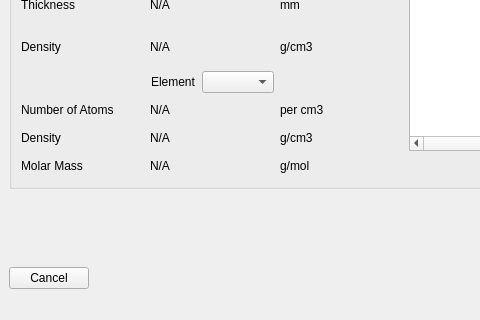
The window that ui/ui_resonance_imaging_layers_input.ui (neutronimaging/python_notebooks) describes before a commit, drawn with Qt 5; both pictures show x 0 to 480 and y 402 to 722 of the 812 by 722 pixel window.
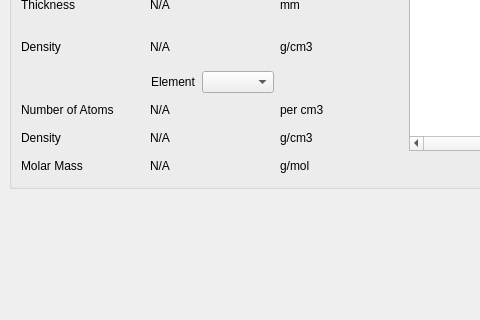
The same window after the commit.

```diff
--- a/ui/ui_resonance_imaging_layers_input.ui
+++ b/ui/ui_resonance_imaging_layers_input.ui
@@ -506,13 +506,6 @@
       </item>
       <item>
        <layout class="QHBoxLayout" name="horizontalLayout_7">
-        <item>
-         <widget class="QPushButton" name="cancel_button">
-          <property name="text">
-           <string>Cancel</string>
-          </property>
-         </widget>
-        </item>
         <item>
          <spacer name="horizontalSpacer_6">
           <property name="orientation">
```
Left out of the diff: 16 changed lines with no effect on the pictures.
